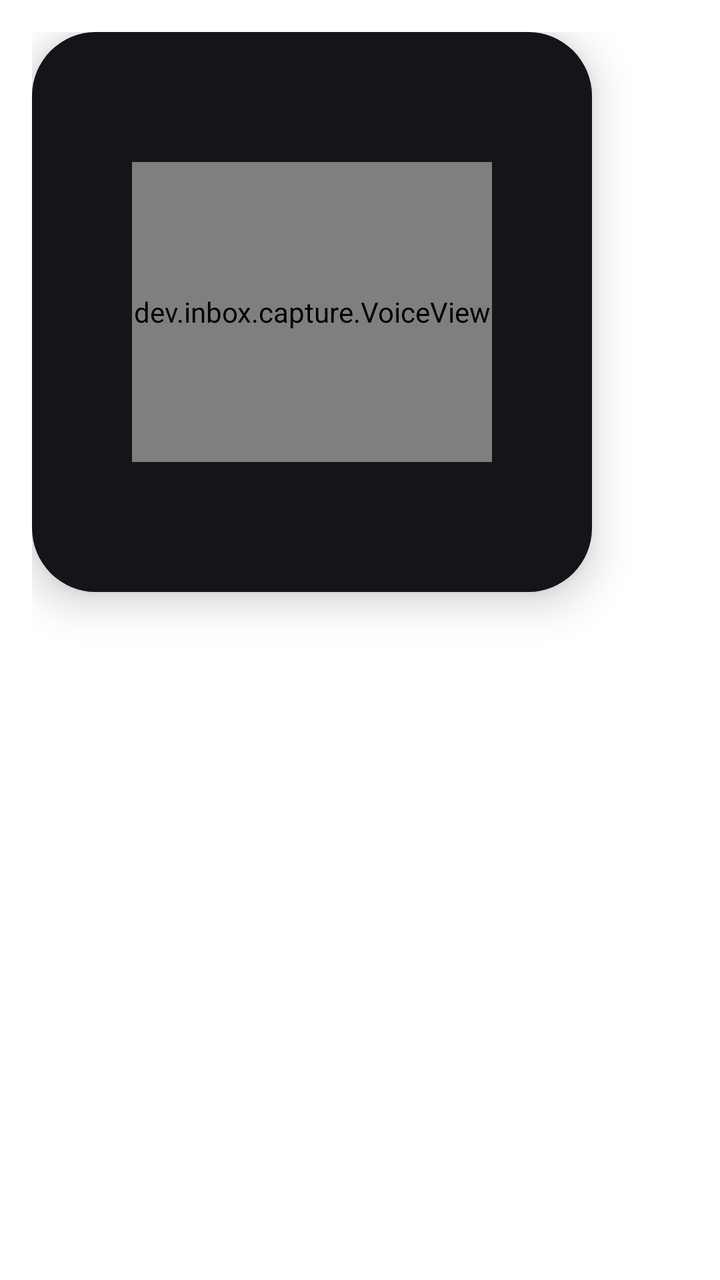
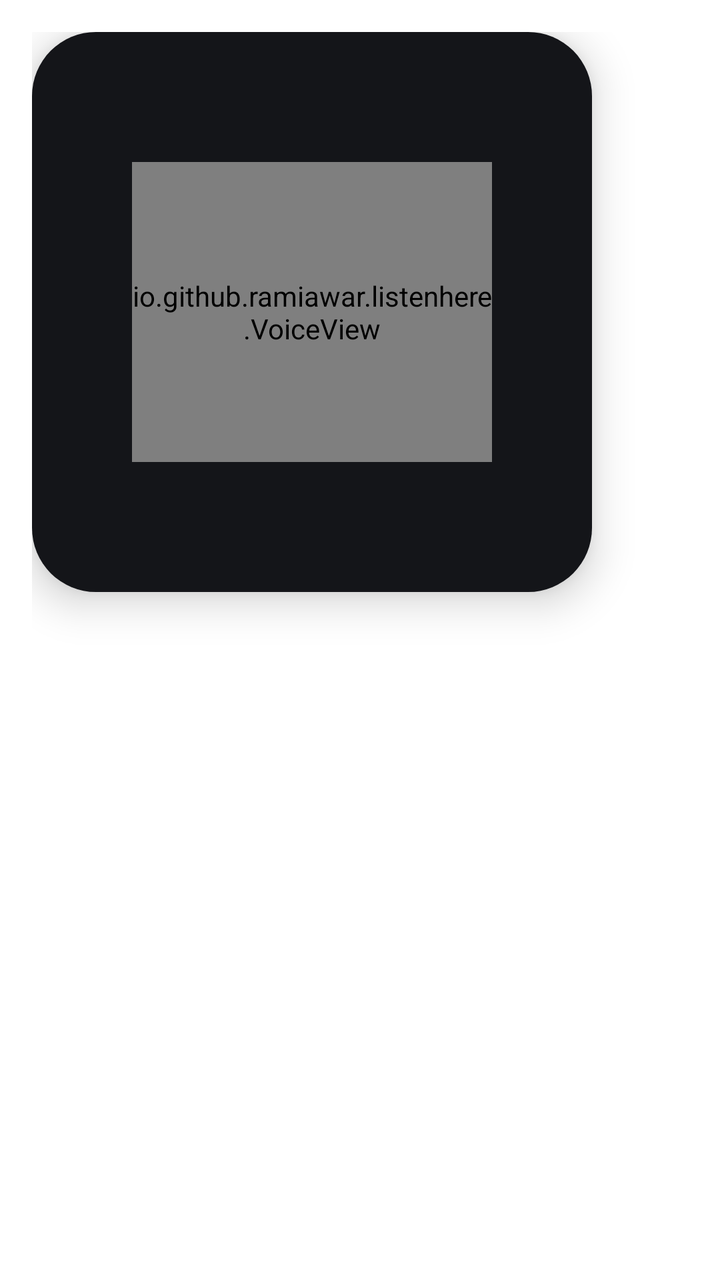

Two renders of the same Android screen: before a commit and after it. Below are the layout's source before the change and the commit's diff.
<!-- AndroidManifest.xml: activity theme Theme.Capture -->
<!-- res/layout/capture.xml -->
<?xml version="1.0" encoding="utf-8"?>
<FrameLayout xmlns:android="http://schemas.android.com/apk/res/android"
    android:layout_width="wrap_content"
    android:layout_height="wrap_content"
    android:padding="16dp">

    
    <FrameLayout
        android:id="@+id/card"
        android:layout_width="280dp"
        android:layout_height="280dp"
        android:background="@drawable/card_bg"
        android:clickable="true"
        android:elevation="12dp"
        android:filterTouchesWhenObscured="true"
        android:focusable="true"
        android:padding="24dp">

        <dev.inbox.capture.VoiceView
            android:id="@+id/wave"
            android:layout_width="180dp"
            android:layout_height="150dp"
            android:layout_gravity="center" />

        <LinearLayout
            android:layout_width="match_parent"
            android:layout_height="wrap_content"
            android:layout_gravity="center"
            android:gravity="center_horizontal"
            android:orientation="vertical">

            <TextView
                android:id="@+id/title"
                android:layout_width="match_parent"
                android:layout_height="wrap_content"
                android:ellipsize="end"
                android:fontFamily="sans-serif-medium"
                android:gravity="center"
                android:maxLines="3"
                android:textColor="@color/text_primary"
                android:textSize="19sp"
                android:visibility="gone" />

            <TextView
                android:id="@+id/due"
                android:layout_width="wrap_content"
                android:layout_height="wrap_content"
                android:layout_marginTop="12dp"
                android:background="@drawable/chip_bg"
                android:fontFamily="sans-serif-medium"
                android:paddingStart="12dp"
                android:paddingTop="5dp"
                android:paddingEnd="12dp"
                android:paddingBottom="5dp"
                android:textColor="@color/chip_text"
                android:textSize="13sp"
                android:visibility="gone" />

            
            <TextView
                android:id="@+id/save"
                android:layout_width="wrap_content"
                android:layout_height="wrap_content"
                android:layout_marginTop="16dp"
                android:background="@drawable/pill_bg"
                android:filterTouchesWhenObscured="true"
                android:fontFamily="sans-serif-medium"
                android:paddingStart="22dp"
                android:paddingTop="8dp"
                android:paddingEnd="22dp"
                android:paddingBottom="8dp"
                android:text="@string/save"
                android:textColor="@color/on_accent"
                android:textSize="14sp"
                android:visibility="gone" />
        </LinearLayout>

        
        <TextView
            android:id="@+id/status"
            android:layout_width="wrap_content"
            android:layout_height="wrap_content"
            android:layout_gravity="bottom|center_horizontal"
            android:gravity="center"
            android:textColor="@color/text_secondary"
            android:textSize="13sp"
            android:visibility="gone" />
    </FrameLayout>
</FrameLayout>
<!-- resources referenced by this layout -->
<resources>
  <color name="chip_text">#E6FFFFFF</color>
  <color name="on_accent">#FFFFFF</color>
  <color name="text_primary">#FFFFFF</color>
  <color name="text_secondary">#8B8F98</color>
  <!-- drawable card_bg (drawable) -->
  <shape xmlns:android="http://schemas.android.com/apk/res/android">
      <solid android:color="@color/card" />
      <corners android:radius="32dp" />
  </shape>
  <!-- drawable chip_bg (drawable) -->
  <shape xmlns:android="http://schemas.android.com/apk/res/android">
      <solid android:color="@color/chip_bg" />
      <corners android:radius="999dp" />
  </shape>
  <!-- drawable pill_bg (drawable) -->
  <ripple xmlns:android="http://schemas.android.com/apk/res/android" android:color="#33FFFFFF">
      <item>
          <shape>
              <solid android:color="@color/accent" />
              <corners android:radius="999dp" />
          </shape>
      </item>
  </ripple>
  <string name="save">Save</string>
  <style name="Theme.Capture" parent="android:Theme.DeviceDefault.Dialog.NoActionBar">
          <item name="android:windowBackground">@android:color/transparent</item>
          <item name="android:windowIsFloating">true</item>
          <item name="android:windowCloseOnTouchOutside">true</item>
          <item name="android:backgroundDimEnabled">true</item>
          <item name="android:backgroundDimAmount">0.45</item>
          <item name="android:windowMinWidthMajor">0dp</item>
          <item name="android:windowMinWidthMinor">0dp</item>
      </style>
  <color name="card">#141519</color>
  <color name="chip_bg">#1AFFFFFF</color>
  <color name="accent">#4C8DFF</color>
</resources>

<!-- the commit's change to res/layout/capture.xml (unified diff, before → after) -->
@@ -16,7 +16,7 @@
         android:focusable="true"
         android:padding="24dp">
 
-        <dev.inbox.capture.VoiceView
+        <io.github.ramiawar.listenhere.VoiceView
             android:id="@+id/wave"
             android:layout_width="180dp"
             android:layout_height="150dp"
